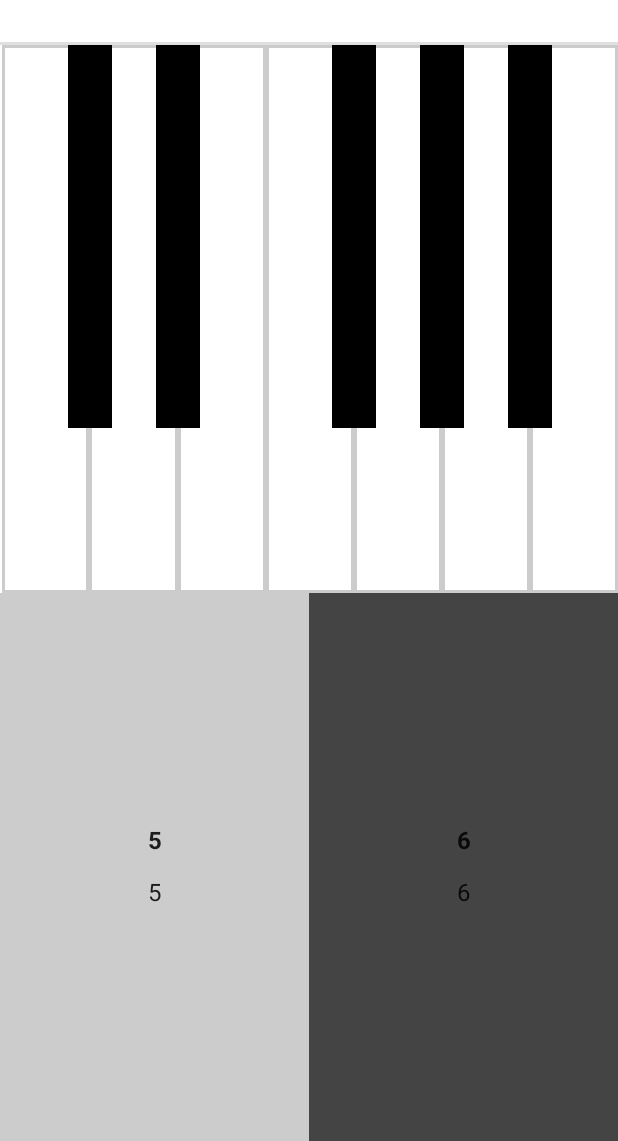
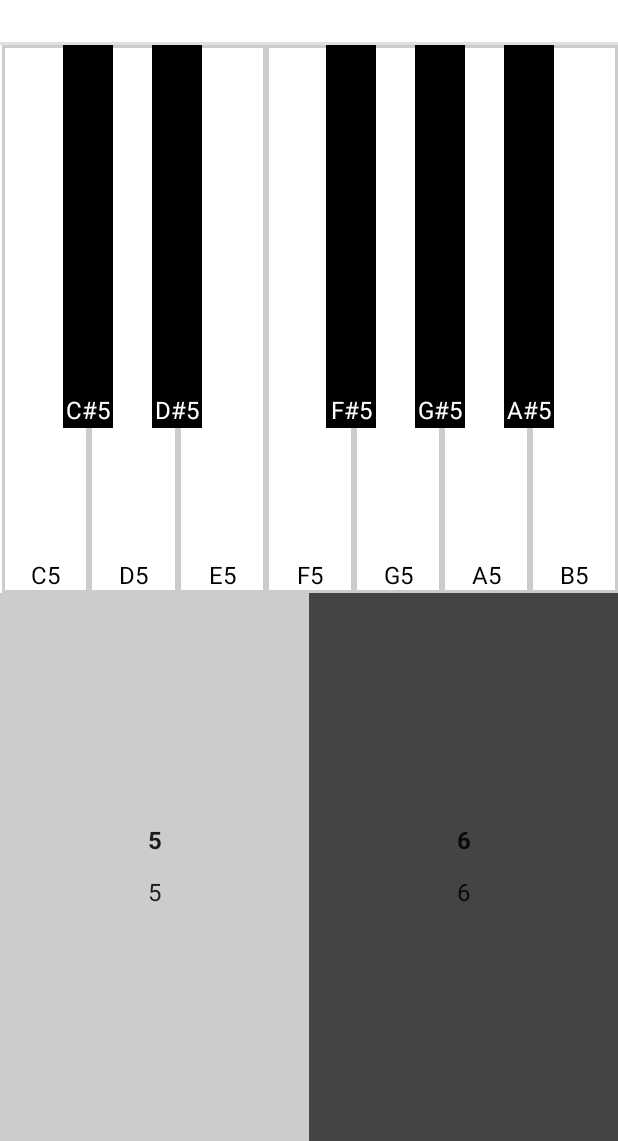
Before and after one commit to runtingt/musicle_app, an Android app built with Jetpack Compose: the screen it shows after launch (MainActivity), on a phone screen of 412 x 824 dp, the part 95-1236 px from its top. Run offline under Robolectric (Android 15) with nearby library versions, the phone set to English and light mode, and no system bars.

```diff
--- a/app/src/main/java/com/trunting/musicle/MainActivity.kt
+++ b/app/src/main/java/com/trunting/musicle/MainActivity.kt
@@ -162,6 +162,7 @@ fun PianoOctave(
                             whiteKeySize = with(localDensity) {size.width.toDp()}
                         }
                 ) {
+                    // Use a second box so that the border doesn't cause jitter
                     Box(
                         modifier = Modifier
                             .fillMaxSize()
@@ -171,46 +172,59 @@ fun PianoOctave(
                                     Color.LightGray
                                 )
                             )
-                    )
+                    ) {
+                        // Wrap note names in a column to align to bottom of keys
+                        Column(
+                            modifier = Modifier.fillMaxSize(),
+                            verticalArrangement = Arrangement.Bottom,
+                            horizontalAlignment = Alignment.CenterHorizontally
+                        ) {
+                            // Print names
+                            if (showNoteNames) {
+                                Text(
+                                    text = formatNoteName(index, octave, true),
+                                    color = Color.Black,
+                                    modifier = Modifier.padding(bottom = 2.dp)
+                                )
+                            }
+                        }
+                    }
                 }
             }
         }
         // Five black keys
         Row {
+            val blackKeySize = whiteKeySize / 1.75F
             val accidentalPaddings = arrayOf(
-                whiteKeySize * 0.75F + 1.00F.dp,
-                whiteKeySize * 0.50F + 0.00F.dp,
-                whiteKeySize * 1.50F + 0.00F.dp,
-                whiteKeySize * 0.50F + 0.00F.dp,
-                whiteKeySize * 0.50F + 0.00F.dp
+                (whiteKeySize - blackKeySize) * 1.50F + 4.00F.dp,
+                (whiteKeySize - blackKeySize) * 1.00F + 1.00F.dp,
+                (whiteKeySize - blackKeySize) * 3.00F + 7.00F.dp,
+                (whiteKeySize - blackKeySize) * 1.00F + 1.00F.dp,
+                (whiteKeySize - blackKeySize) * 1.00F + 1.00F.dp
             )
             repeat(5) { index ->
                 Spacer(modifier = Modifier.width(accidentalPaddings[index]))
                 Box(
                     modifier = Modifier
-                        .width(whiteKeySize / 2)
+                        .width(blackKeySize)
                         .height(255.dp)
                         .background(color = Color.Black)
-                )
-            }
-        }
-    }
-    if(showNoteNames) {
-        Row {
-            repeat(7) {
-                noteIndex ->
-                Box(
-                    modifier = Modifier
-                        .align(Alignment.Bottom)
-                        .size(16.dp, 62.dp)
-                        .padding(end = 1.dp)
                 ) {
-                    // TODO
-                    val noteName = formatNoteName(noteIndex, octave)
-                    Text(
-                        text = noteName,
-                        fontSize = 8.sp
-                    )
+                    // Wrap note names in a column to align to bottom of keys
+                    Column(
+                        modifier = Modifier.fillMaxSize(),
+                        verticalArrangement = Arrangement.Bottom,
+                        horizontalAlignment = Alignment.CenterHorizontally
+                    ) {
+                        // Print names
+                        if (showNoteNames) {
+                            Text(
+                                text = formatNoteName(index, octave, false),
+                                color = Color.White,
+                                modifier = Modifier.padding(bottom = 2.dp)
+                            )
+                        }
+                    }
                 }
             }
         }
@@ -220,9 +234,15 @@ fun PianoOctave(
 // Note name
 fun formatNoteName(
     noteIndex: Int = 0,
-    octave: Int? = 0)
-        : String {
-    return noteIndex.toString() + octave.toString()
+    octave: Int? = 0,
+    isWhite: Boolean = true
+): String {
+    val labels = if(isWhite) {
+        arrayOf("C", "D", "E", "F", "G", "A", "B")
+    } else {
+        arrayOf("C#", "D#", "F#", "G#", "A#")
+    }
+    return labels[noteIndex] + octave.toString()
 }
 
 @Composable
```
